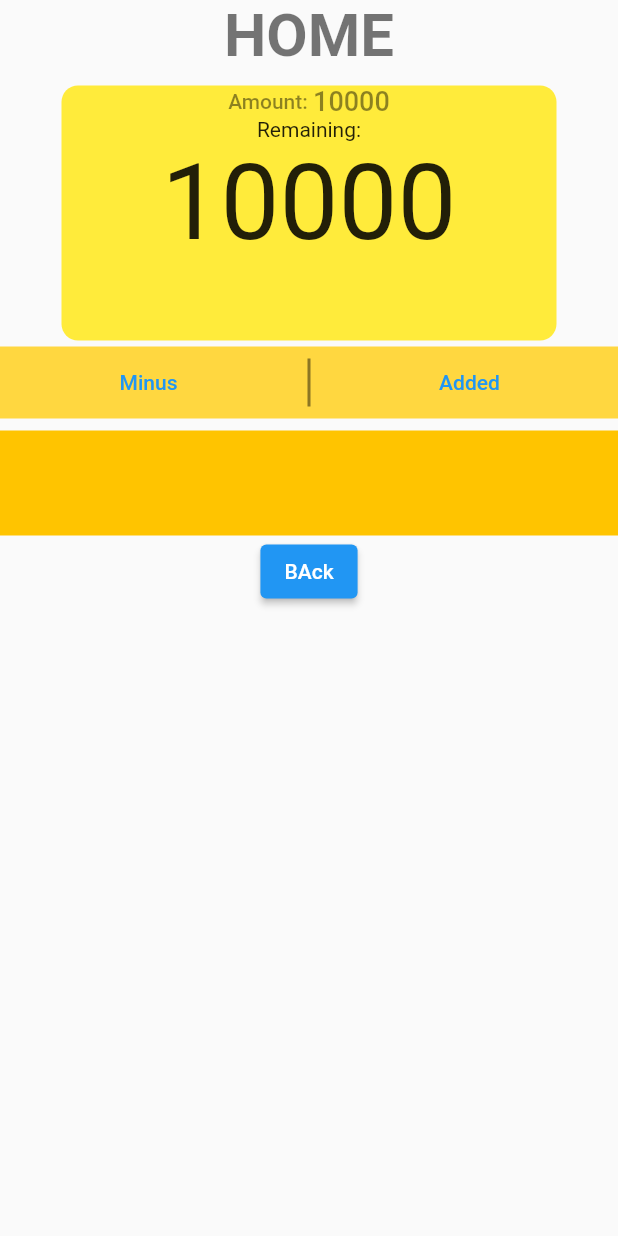
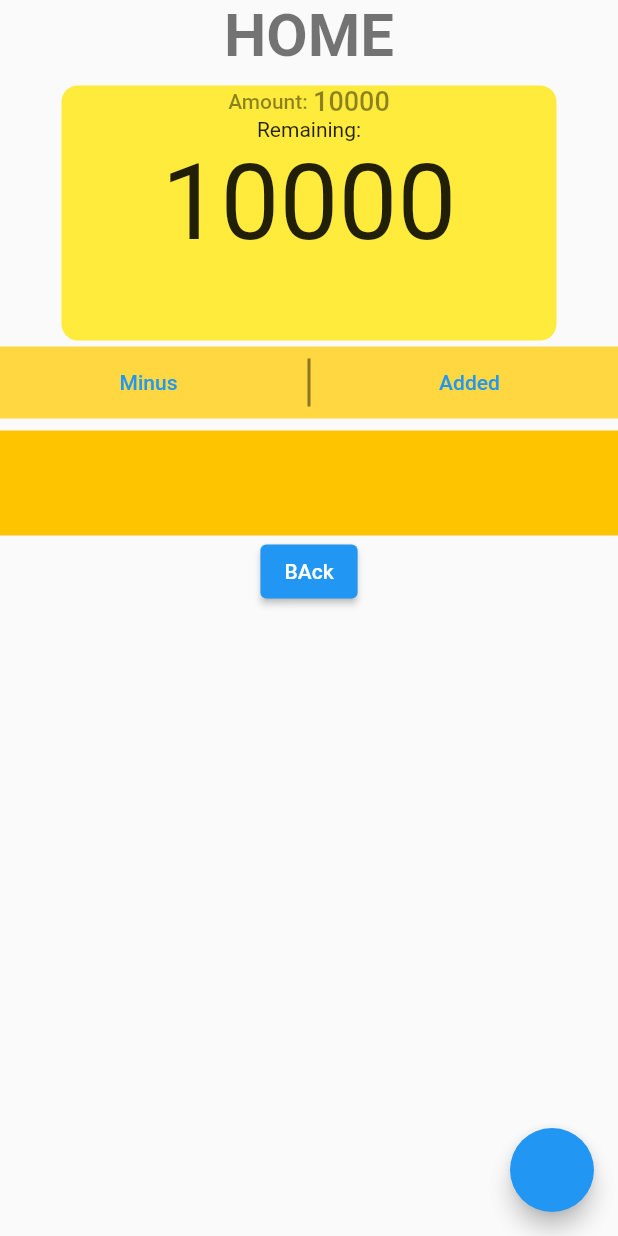
Before and after one commit to JoshuaBiong/hain, a Flutter app: the screen it shows after launch, after a tap on "HOME", on a phone screen of 412 x 824 dp. Run offline on Flutter 3.47's test engine with Material 2 defaults, Android fonts, the phone set to English and light mode, and no system bars; our stand-ins replace page_transition.

Commit message:
floatingactionbutton to add category tile

```diff
--- a/lib/homapge.dart
+++ b/lib/homapge.dart
@@ -6,8 +6,9 @@ class Homepage extends StatelessWidget {
 
   @override
   Widget build(BuildContext context) {
-    return const Column(
-      children: [
+    return ListView(
+      // physics: AlwaysScrollableScrollPhysics(),
+      children: const [
         CategoryTile(categoryName: "HOME", date: "May 12, 2023", amount: 10000),
         CategoryTile(
             categoryName: "SCHOOL", date: "May 13, 2023", amount: 7000),
--- a/lib/main.dart
+++ b/lib/main.dart
@@ -11,11 +11,17 @@ class MyApp extends StatelessWidget {
 
   @override
   Widget build(BuildContext context) {
-    return const MaterialApp(
+    return MaterialApp(
       debugShowCheckedModeBanner: false,
       home: Scaffold(
-        body: Homepage(),
+        backgroundColor: const Color.fromARGB(255, 236, 235, 153),
+        body: const Homepage(),
         // floatingActionButton: FloatingActionButton(onPressed: (, child: Text("jfkdj"),),),
+        floatingActionButton: FloatingActionButton.extended(
+          onPressed: () {},
+          label: const Text("       +       "),
+        ),
+        floatingActionButtonLocation: FloatingActionButtonLocation.centerFloat,
       ),
     );
   }
--- a/lib/pages/category_page/categorypage.dart
+++ b/lib/pages/category_page/categorypage.dart
@@ -35,6 +35,7 @@ class CategoryPage extends StatelessWidget {
               child: const Text("BAck")),
         ],
       ),
+      floatingActionButton: FloatingActionButton(onPressed: () {}),
     );
   }
 }
```
